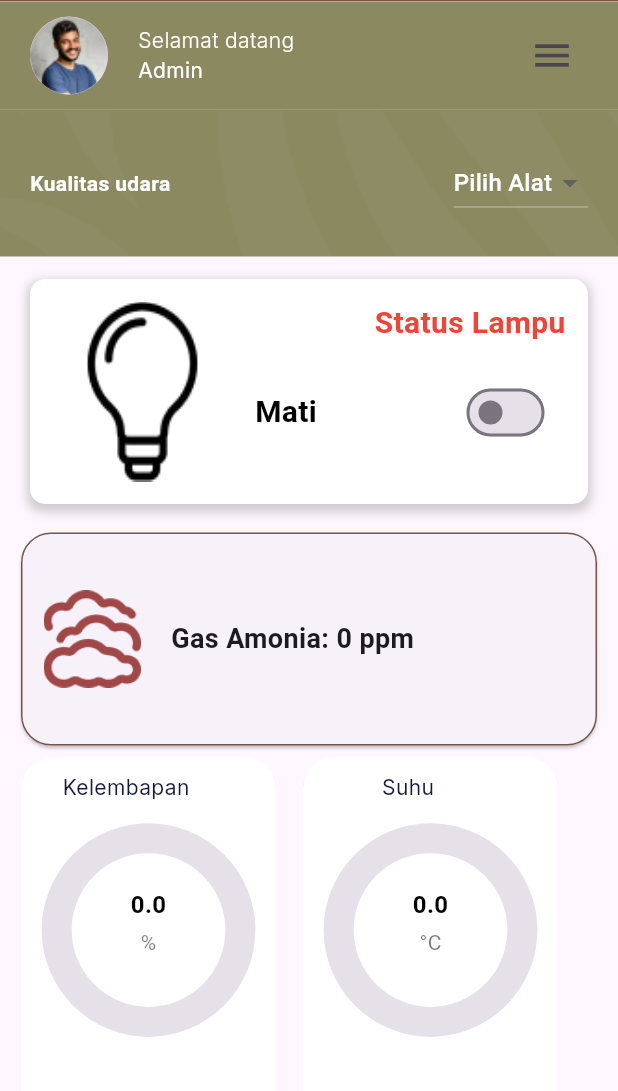
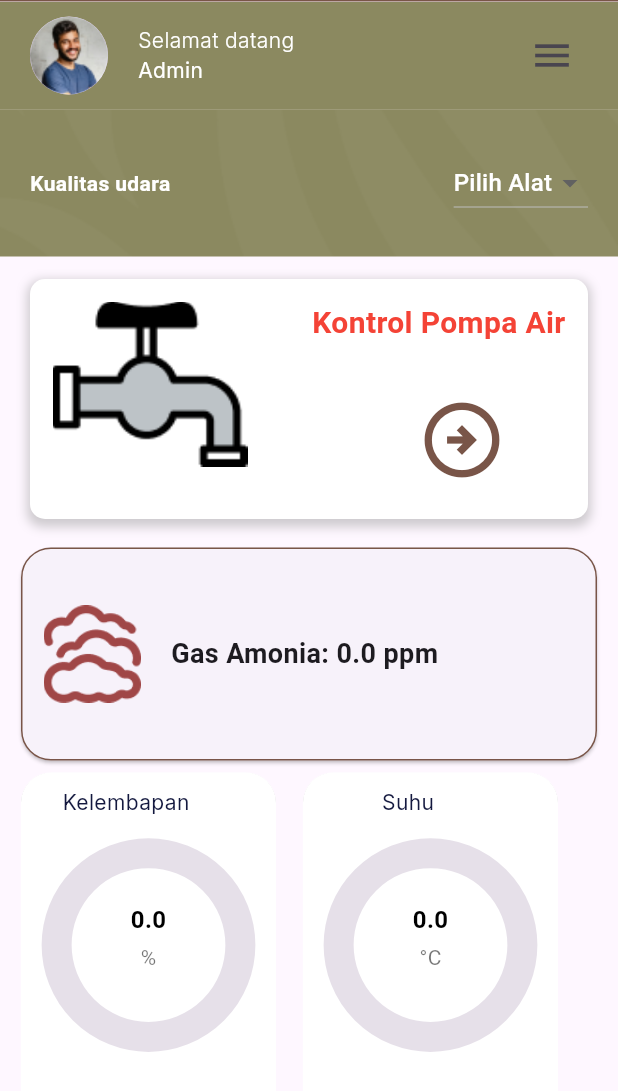
Before and after one commit to fadiaskeyn/iqacs-itik_mobile, a Flutter app: the screen it shows after launch, on a phone screen of 412 x 824 dp. Shown: the top 1091 px of the screen. Run offline on Flutter 3.47's test engine with Material 3 defaults, Android fonts, the phone set to English and light mode, and no system bars; drawn by our look-alikes of syncfusion_flutter_gauges; our stand-ins replace bloc, equatable, fl_chart, flutter_bloc, google_fonts; network calls fail; project files that could hold a hidden picture were left out.

```diff
--- a/lib/models/stat_response.dart
+++ b/lib/models/stat_response.dart
@@ -1,7 +1,7 @@
 class StatResponse {
   final double temperature;
   final double humidity;
-  final int ammonia;
+  final double ammonia;
 
   StatResponse({
     required this.temperature,
@@ -11,9 +11,9 @@ class StatResponse {
 
   factory StatResponse.fromJson(Map<String, dynamic> json) {
     return StatResponse(
-      temperature: json['temperature'],
-      humidity: json['humidity'],
-      ammonia: json['ammonia'],
+      temperature: (json['temperature'] as num).toDouble(),
+      humidity: (json['humidity'] as num).toDouble(),
+      ammonia: (json['ammonia'] as num).toDouble(),
     );
   }
 }
--- a/lib/screens/profile_screen.dart
+++ b/lib/screens/profile_screen.dart
@@ -1,3 +1,5 @@
+import 'dart:io';
+
 import 'package:flutter/material.dart';
 import 'package:inovokasi_rebuild/Theme.dart';
 
@@ -93,7 +95,7 @@ class ProfilePage extends StatelessWidget {
                     backgroundColor: Colors.red,
                   ),
                   onPressed: () {
-                    Navigator.pop(context);
+                    exit(0);
                   },
                   child: Text(
                     'Log Out',
--- a/lib/widgets/lamp_card.dart
+++ b/lib/widgets/lamp_card.dart
@@ -1,15 +1,6 @@
 import 'package:flutter/material.dart';
 
 class LampuCard extends StatelessWidget {
-  final bool isOn;
-  final ValueChanged<bool> onToggle;
-
-  const LampuCard({
-    Key? key,
-    required this.isOn,
-    required this.onToggle,
-  }) : super(key: key);
-
   @override
   Widget build(BuildContext context) {
     return Container(
@@ -31,9 +22,9 @@ class LampuCard extends StatelessWidget {
         crossAxisAlignment: CrossAxisAlignment.start,
         children: [
           Image.asset(
-            isOn ? "assets/lamp_on.png" : "assets/lamp_off.png",
-            width: 120.0,
-            height: 120.0,
+            "assets/tamp.png",
+            width: 130.0,
+            height: 110.0,
             fit: BoxFit.fill,
           ),
           const SizedBox(width: 15),
@@ -42,7 +33,7 @@ class LampuCard extends StatelessWidget {
               crossAxisAlignment: CrossAxisAlignment.end,
               children: [
                 const Text(
-                  "Status Lampu",
+                  "Kontrol Pompa Air",
                   style: TextStyle(
                     fontSize: 20,
                     fontWeight: FontWeight.bold,
@@ -53,21 +44,22 @@ class LampuCard extends StatelessWidget {
                 Row(
                   mainAxisAlignment: MainAxisAlignment.spaceBetween,
                   children: [
-                    Text(
-                      isOn ? "Hidup" : "Mati",
-                      style: const TextStyle(
-                        fontSize: 20,
-                        fontWeight: FontWeight.bold,
-                        color: Colors.black,
-                      ),
-                    ),
-                    SizedBox(
-                      width: 80,
-                      height: 40,
-                      child: Switch(
-                        value: isOn,
-                        onChanged: onToggle,
-                      ),
+                    Row(
+                      children: [
+                        SizedBox(
+                          width: 90, // Jarak kosong di kiri tombol
+                        ),
+                        IconButton(
+                          icon: Icon(
+                            Icons.arrow_circle_right_outlined,
+                            size: 60, // Ukuran ikon
+                            color: Colors.brown, // Warna ikon
+                          ),
+                          onPressed: () {
+                            Navigator.pushNamed(context, '/tapwater');
+                          },
+                        ),
+                      ],
                     ),
                   ],
                 ),
```
Also changed, not shown: lib/screens/dashboard.dart (+35 -10 lines), pubspec.yaml (+12 -0 lines), assets/tamp.png (renamed from assets/tampwater.png), flutter_01.png (added), pubspec.lock, 1 other file.
